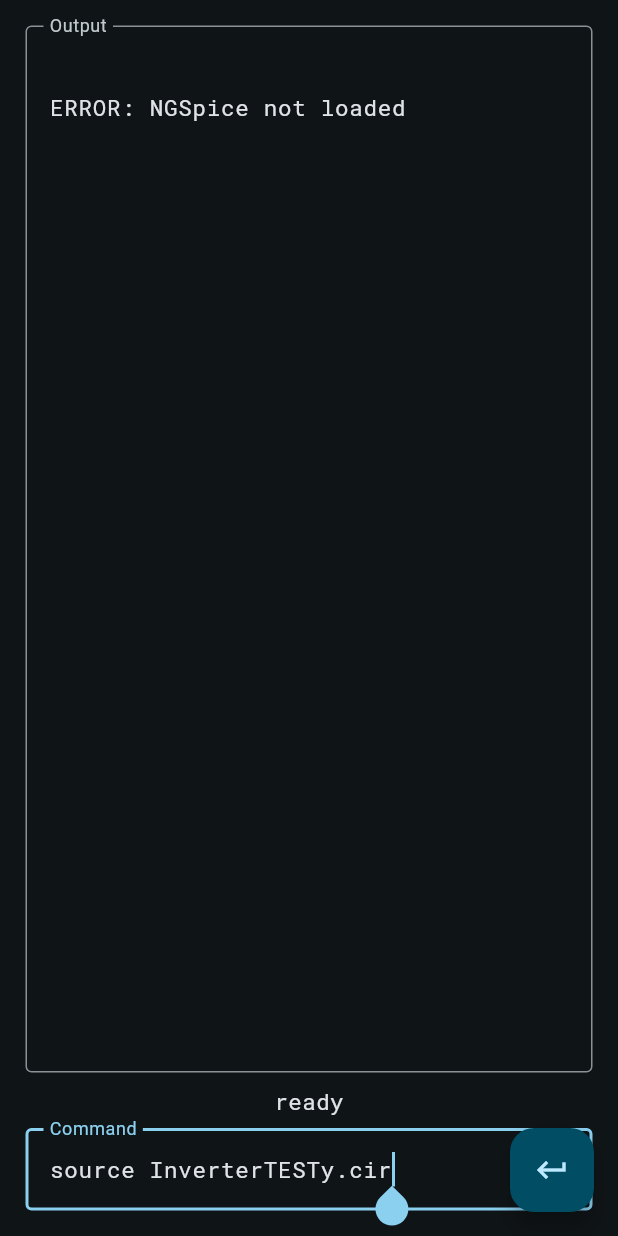
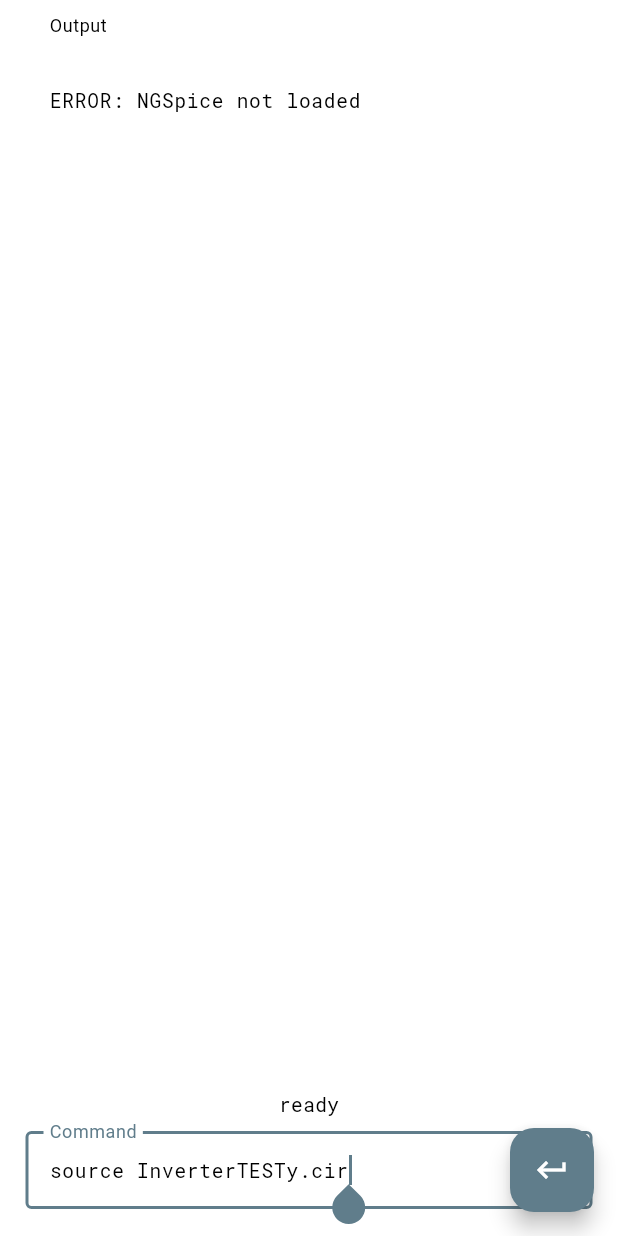
Before and after one commit to wbigoljr/ngspice-flutter, a Flutter app: the screen it shows after launch, after a tap on the "keyboard return" icon, on a phone screen of 412 x 824 dp. Run offline on Flutter 3.47's test engine with Material 3 defaults, Android fonts, the phone set to English and light mode, and no system bars; our stand-ins replace shared_preferences; missing offline and left inert: compute, dart:ffi, menu_bar, window_manager.

Commit message:
Added theme switching with user preferences.

```diff
--- a/lib/main.dart
+++ b/lib/main.dart
@@ -5,13 +5,16 @@
 import 'package:window_manager/window_manager.dart';
 import 'package:menu_bar/menu_bar.dart';
 import 'dart:isolate';
+import 'package:provider/provider.dart';
 
 // import 'package:flutter_quill/flutter_quill.dart';
 import 'ngspice.dart';
-
+import 'userprefs.dart';
 
 String titleText = 'NGSpice ';
 String initialOutput = '';
+
+ String themeButtonName = 'Dark'; //Default is light
 
 NgSpiceInterface ngspice = NgSpiceInterface();
 
@@ -19,8 +22,17 @@
 
   _initalizeNgspice();
 
-  runApp(const MyApp());
+  ThemePreferences themePrefs = ThemePreferences();
+  final bool isDark = await themePrefs.getTheme();
+  if(isDark) {themeButtonName = 'Light';}
 
+  //runApp(const MyApp());
+  runApp(
+    ChangeNotifierProvider(
+      create: (_) => ThemeNotifier(isDark ? darkTheme : lightTheme),
+      child: const MyApp(),
+    ),
+  );
 }
 
 void _initalizeNgspice()
@@ -43,26 +55,28 @@
 
 }
 
+ThemeData lightTheme = ThemeData(
+  colorScheme: ColorScheme.fromSwatch(primarySwatch: Colors.blueGrey),
+  useMaterial3: true,
+);
+
+ThemeData darkTheme = ThemeData(
+  colorScheme: ColorScheme.fromSeed(seedColor: Colors.blueGrey, brightness: Brightness.dark, background: Colors.blueGrey),
+  useMaterial3: true,
+);
+
 class MyApp extends StatelessWidget {
   const MyApp({super.key});
 
   // This widget is the root of your application.
   @override
   Widget build(BuildContext context) {
-    return MaterialApp(
+    return
+      MaterialApp(
       title: 'Flutter NGSpice',
-      themeMode: ThemeMode.dark,
-      theme: ThemeData(
-        colorScheme: ColorScheme.fromSwatch(primarySwatch: Colors.blueGrey),
-        useMaterial3: true,
-      ),
-      darkTheme: ThemeData(
-        colorScheme: ColorScheme.fromSeed(seedColor: Colors.blueGrey, brightness: Brightness.dark, background: Colors.blueGrey),
-        useMaterial3: true,
-      ),
-
+      theme: Provider.of<ThemeNotifier>(context).themeData,
       home: MyHomePage(title: titleText),
-    );
+      );
   }
 }
 
@@ -81,9 +95,11 @@
   final TextEditingController _outputStrCtrl = TextEditingController(text: initialOutput);
   final FocusNode _commandTextfocusNode = FocusNode();
   final ScrollController _scrollController = ScrollController();
-  double monoFontSize = 15;
+  double monoFontSize = 13;
+
+
   String ngspiceOutString = '';
-  String ngspiceStatusString = "NGSpice status";
+  String ngspiceStatusString = ">>> status <<<";
   bool isRunning = false;
 
   void _runNGSpiceCommand() async {
@@ -130,6 +146,27 @@
 
   }
 
+  void _switchTheme()
+  {
+
+    bool isDark = false;
+    if(themeButtonName == 'Dark') {isDark = true;}
+
+    Provider.of<ThemeNotifier>(context, listen: false)
+        .setTheme(
+      Provider.of<ThemeNotifier>(context, listen: false).themeData ==
+              lightTheme
+          ? darkTheme
+          : lightTheme, isDark
+    );
+
+    Provider.of<ThemeNotifier>(context, listen: false).themeData ==
+            lightTheme
+        ? themeButtonName = 'Dark'
+        : themeButtonName = 'Light';
+
+  }
+
   @override
   Widget build(BuildContext context) {
 
@@ -151,7 +188,7 @@
                 MenuButton(
                 text: const Text('Reload Library', style: TextStyle(fontSize: gFontSize)),
                 onTap: () {
-                  _initalizeNgspice();
+                    _initalizeNgspice();
                     setState(() {
                       _outputStrCtrl.text = initialOutput;
                     });
@@ -193,11 +230,15 @@
                 //icon: const Icon(Icons.exit_to_app, size: 19,),
                 //shortcutText: 'Ctrl+Q',
               ),
-                MenuButton(
-                text: const Text('Dark Theme', style: TextStyle(fontSize: gFontSize)),
-                onTap: () {},
+              const MenuDivider(),
+              MenuButton(
+                text: const Text('Set Theme', style: TextStyle(fontSize: gFontSize)),
+                onTap: () {
+                  _switchTheme();
+                },
                 //icon: const Icon(Icons.exit_to_app, size: 19,),
-                //shortcutText: 'Ctrl+Q',
+                shortcutText: themeButtonName,
+                shortcutStyle: const TextStyle(fontWeight: FontWeight.normal, color: Colors.grey)
               ),
             ],
           ),
@@ -240,12 +281,11 @@
                   maxLines: null,
                   minLines: null,
                   expands: true,
-                  //textAlignVertical: TextAlignVertical.bottom,
                   autocorrect: false,
                   //onChanged: (s) => {},
                   decoration: const InputDecoration(
-                    labelText: 'Output', // Placeholder text
-                    border: OutlineInputBorder(), // Border outline
+                    labelText: 'Output',
+                    border: OutlineInputBorder(),
                   ),
                 ),
               ),
@@ -272,6 +312,7 @@
                 ),
               ),
 
+              const SizedBox(height: 1),
             ]
 
           ),
--- a/lib/ngspice.dart
+++ b/lib/ngspice.dart
@@ -266,7 +266,7 @@
     String callerOutString = callerOut.toDartString();
     _saveNgSpiceVersion(callerOutString);
     _saveConsoleOutput(callerOutString);
-    debugPrint('<NgSPICE> GetChar: $callerOutString');
+    //debugPrint('<NgSPICE> GetChar: $callerOutString');
     return 0;
 }
 
--- /dev/null
+++ b/lib/userprefs.dart
@@ -0,0 +1,47 @@
+// Author: Wilfredo Bigol Jr.
+// Description: This is a Flutter app demonstrating the usage of NGSpice shared library using Dart FFI.
+
+import 'package:shared_preferences/shared_preferences.dart';
+import 'package:flutter/material.dart';
+
+class ThemePreferences {
+  static const darkModeThemeKey = "darkThemeKey";
+
+  setTheme(bool value) async {
+    SharedPreferences sharedPreferences = await SharedPreferences.getInstance();
+    sharedPreferences.setBool(darkModeThemeKey, value);
+  }
+
+  getTheme() async {
+    SharedPreferences sharedPreferences = await SharedPreferences.getInstance();
+    return sharedPreferences.getBool(darkModeThemeKey) ?? false;
+  }
+}
+
+class ThemeNotifier extends ChangeNotifier {
+
+  late bool _isDark;
+  late ThemePreferences _preferences;
+  bool get isDark => _isDark;
+
+  ThemeData _themeData;
+
+  ThemeNotifier(this._themeData) {
+    _isDark = false;
+    _preferences = ThemePreferences();
+    getPreferences();
+  }
+
+  ThemeData get themeData => _themeData;
+
+  void setTheme(ThemeData theme, bool isDark) {
+    _themeData = theme;
+    _preferences.setTheme(isDark);
+    notifyListeners();
+  }
+
+  getPreferences() async {
+    _isDark = await _preferences.getTheme();
+    notifyListeners();
+  }
+}
--- a/pubspec.yaml
+++ b/pubspec.yaml
@@ -43,6 +43,8 @@
   url_launcher: ^6.2.5
   flutter_quill: ^9.3.3
   compute: ^1.0.2
+  shared_preferences: ^2.2.2
+  provider: ^6.1.2
 
 dev_dependencies:
   flutter_test:
```
Also changed, not shown: pubspec.lock, 1 other file.
